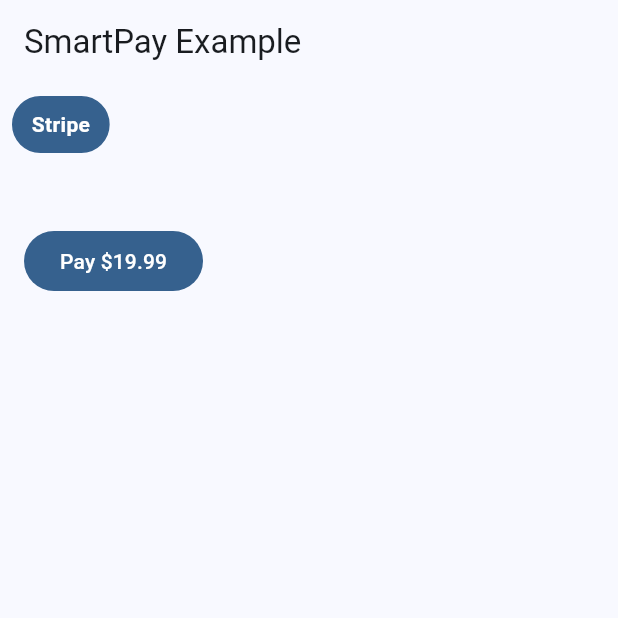
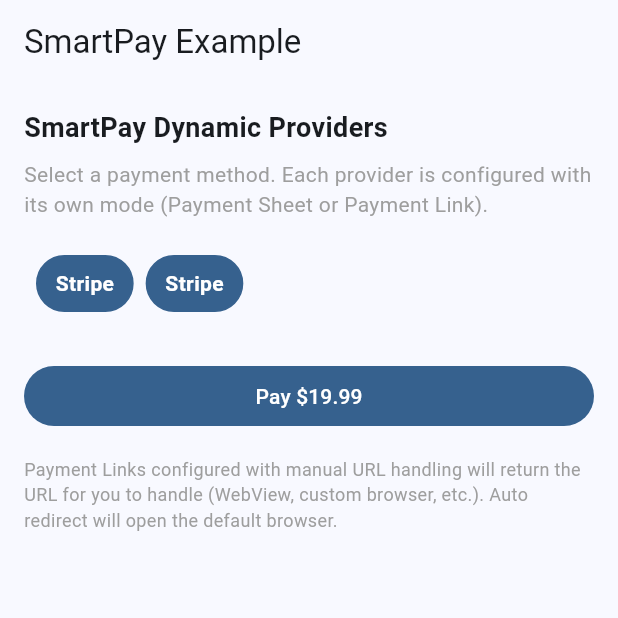
Before and after one commit to muhammadwaqasdev/smart_pay, a Flutter app: the screen it shows after launch, on a phone screen of 412 x 824 dp, the top half of it. Run offline on Flutter 3.47's test engine with Material 3 defaults, Android fonts, the phone set to English and light mode, and no system bars; our stand-ins replace flutter_dotenv; missing offline and left inert: flutter_stripe.

Commit message:
feat(stripe): add support for Payment List and Payment Sheet in StripeProvider
- Implemented Payment List support for StripeProvider
- Extended Payment Sheet functionality
- Improves flexibility for handling multiple payment flows

```diff
--- a/example/lib/main.dart
+++ b/example/lib/main.dart
@@ -1,13 +1,47 @@
+import 'dart:developer';
+
 import 'package:flutter/material.dart';
+import 'package:flutter_dotenv/flutter_dotenv.dart';
 import 'package:smart_pay/smart_pay.dart';
 
-void main() {
+Future<void> main() async {
   WidgetsFlutterBinding.ensureInitialized();
+
+  // Load environment variables
+  await dotenv.load(fileName: ".env");
+
+  // Get API keys from environment
+  final String publishableKey = dotenv.env['STRIPE_PUBLISHABLE_KEY'] ?? '';
+  final String secretKey = dotenv.env['STRIPE_SECRET_KEY'] ?? '';
+
+  if (publishableKey.isEmpty || secretKey.isEmpty) {
+    throw Exception(
+      'Please set STRIPE_PUBLISHABLE_KEY and STRIPE_SECRET_KEY in your .env file',
+    );
+  }
 
   SmartPay.configure(
     SmartPayConfig(
       providers: [
-        StripeProvider(publishableKey: 'pk_test_123', secretKey: 'sk_test_123'),
+        // Payment Sheet provider (in-app payment UI)
+        StripeProvider.paymentSheet(
+          publishableKey: publishableKey,
+          secretKey: secretKey, // Required for testing mode
+        ),
+
+        // Payment Link provider (external redirect)
+        StripeProvider.paymentLink(
+          publishableKey: publishableKey,
+          secretKey: secretKey, // Required for creating payment links
+          paymentLinkConfig: StripePaymentLinkConfig(
+            successUrl: 'https://example.com/success',
+            cancelUrl: 'https://example.com/cancel',
+            allowPromotionCodes: true,
+            urlHandlingMode:
+                UrlHandlingMode.manual, // Return URL for manual handling
+            metadata: {'source': 'mobile_app'},
+          ),
+        ),
       ],
     ),
   );
@@ -47,36 +81,135 @@ class _ExampleHomePageState extends State<ExampleHomePage> {
         flowMode: PaymentFlowMode.testing,
       ),
     );
+    log(result.toString());
+
+    // Handle manual URL result
+    if (result.success && result.paymentUrl != null) {
+      _showPaymentUrlDialog(result.paymentUrl!);
+    }
+
     setState(() => _lastResult = result.toString());
+  }
+
+  void _showPaymentUrlDialog(String paymentUrl) {
+    showDialog(
+      context: context,
+      builder: (context) => AlertDialog(
+        title: const Text('Payment URL Generated'),
+        content: Column(
+          mainAxisSize: MainAxisSize.min,
+          children: [
+            const Text('Payment URL has been generated for manual handling:'),
+            const SizedBox(height: 12),
+            SelectableText(
+              paymentUrl,
+              style: const TextStyle(
+                fontFamily: 'monospace',
+                fontSize: 12,
+                color: Colors.blue,
+              ),
+            ),
+          ],
+        ),
+        actions: [
+          TextButton(
+            onPressed: () => Navigator.of(context).pop(),
+            child: const Text('Close'),
+          ),
+          TextButton(
+            onPressed: () {
+              // Here you can implement your own URL handling logic
+              // For example, open in custom WebView, use custom browser, etc.
+              Navigator.of(context).pop();
+              ScaffoldMessenger.of(context).showSnackBar(
+                const SnackBar(
+                  content: Text('Implement your custom URL handling here!'),
+                ),
+              );
+            },
+            child: const Text('Handle Manually'),
+          ),
+        ],
+      ),
+    );
   }
 
   @override
   Widget build(BuildContext context) {
     return Scaffold(
       appBar: AppBar(title: const Text('SmartPay Example')),
-      body: Column(
+      body: SingleChildScrollView(
+        padding: const EdgeInsets.all(16.0),
+        child: Column(
           crossAxisAlignment: CrossAxisAlignment.start,
           children: [
+            const Text(
+              'SmartPay Dynamic Providers',
+              style: TextStyle(fontSize: 18, fontWeight: FontWeight.bold),
+            ),
+            const SizedBox(height: 8),
+            const Text(
+              'Select a payment method. Each provider is configured with its own mode (Payment Sheet or Payment Link).',
+              style: TextStyle(color: Colors.grey),
+            ),
+            const SizedBox(height: 16),
+
             SmartPayMethods(
               store: SmartPay.store,
               onMethodSelected: (provider) {
+                // Get the Stripe provider and show its mode
+                if (provider is StripeProvider) {
+                  final mode = provider.mode == StripeMode.paymentSheet
+                      ? 'Payment Sheet'
+                      : 'Payment Link';
+                  ScaffoldMessenger.of(context).showSnackBar(
+                    SnackBar(
+                      content: Text('Selected Stripe provider in $mode mode'),
+                      duration: const Duration(seconds: 2),
+                    ),
+                  );
+                }
                 debugPrint('Selected provider: ${provider.id}');
               },
             ),
+
             const SizedBox(height: 24),
-          Padding(
-            padding: const EdgeInsets.all(16.0),
+            SizedBox(
+              width: double.infinity,
               child: FilledButton(
                 onPressed: _pay,
                 child: const Text('Pay \$19.99'),
               ),
             ),
-          if (_lastResult != null)
-            Padding(
-              padding: const EdgeInsets.all(16.0),
-              child: Text('Last result: $_lastResult'),
+
+            const SizedBox(height: 16),
+            const Text(
+              'Payment Links configured with manual URL handling will return the URL for you to handle (WebView, custom browser, etc.). Auto redirect will open the default browser.',
+              style: TextStyle(fontSize: 12, color: Colors.grey),
+            ),
+
+            if (_lastResult != null) ...[
+              const SizedBox(height: 24),
+              const Text(
+                'Last Result:',
+                style: TextStyle(fontSize: 16, fontWeight: FontWeight.bold),
+              ),
+              const SizedBox(height: 8),
+              Container(
+                width: double.infinity,
+                padding: const EdgeInsets.all(12),
+                decoration: BoxDecoration(
+                  color: Colors.grey.shade100,
+                  borderRadius: BorderRadius.circular(8),
+                ),
+                child: Text(
+                  _lastResult!,
+                  style: const TextStyle(fontFamily: 'monospace', fontSize: 12),
+                ),
               ),
             ],
+          ],
+        ),
       ),
     );
   }
--- a/lib/src/models/pay_request.dart
+++ b/lib/src/models/pay_request.dart
@@ -21,6 +21,6 @@ class PayRequest {
     required this.currency,
     this.description,
     this.metadata,
-    this.flowMode = PaymentFlowMode.auto,
+    this.flowMode = PaymentFlowMode.testing,
   });
 }
--- a/lib/src/models/payment_flow_mode.dart
+++ b/lib/src/models/payment_flow_mode.dart
@@ -1,10 +1,7 @@
 enum PaymentFlowMode {
-  /// Choose backend if callbacks provided; otherwise attempt in-package if possible.
-  auto,
+  /// Testing mode - uses test keys and creates payment intents/links automatically
+  testing,
 
-  /// Force using backend-provided flow (e.g., your server creates intents/orders).
-  backend,
-
-  /// Force testing REST flow (only recommended for dev/sandbox).
-  testing,
+  /// Production mode - uses your backend callbacks for security
+  production,
 }
--- /dev/null
+++ b/lib/src/models/payment_link_config.dart
@@ -0,0 +1,58 @@
+import 'url_handling_mode.dart';
+
+class StripePaymentLinkConfig {
+  /// Custom success URL to redirect to after successful payment
+  final String? successUrl;
+
+  /// Custom cancel URL to redirect to if payment is cancelled
+  final String? cancelUrl;
+
+  /// Whether to allow promotion codes
+  final bool allowPromotionCodes;
+
+  /// Collect customer information
+  final PaymentLinkCustomerCollection? customerCreation;
+
+  /// Metadata to attach to the payment
+  final Map<String, String>? metadata;
+
+  /// How to handle the payment URL (auto redirect or return for manual handling)
+  final UrlHandlingMode urlHandlingMode;
+
+  const StripePaymentLinkConfig({
+    this.successUrl,
+    this.cancelUrl,
+    this.allowPromotionCodes = false,
+    this.customerCreation,
+    this.metadata,
+    this.urlHandlingMode = UrlHandlingMode.autoRedirect,
+  });
+}
+
+enum PaymentLinkCustomerCollection {
+  /// Always collect customer information
+  always,
+
+  /// Only collect if not already provided
+  ifRequired,
+}
+
+class PaymentLinkCustomField {
+  final String key;
+  final PaymentLinkCustomFieldType type;
+  final String label;
+  final bool optional;
+
+  const PaymentLinkCustomField({
+    required this.key,
+    required this.type,
+    required this.label,
+    this.optional = false,
+  });
+}
+
+enum PaymentLinkCustomFieldType {
+  dropdown,
+  numeric,
+  text,
+}
--- a/lib/src/models/payment_result.dart
+++ b/lib/src/models/payment_result.dart
@@ -5,12 +5,16 @@ class PaymentResult {
   final String? message;
   final Map<String, Object?>? raw;
 
+  /// The payment URL (only present for URL-based payments with manual handling)
+  final String? paymentUrl;
+
   const PaymentResult({
     required this.success,
     required this.providerId,
     this.transactionId,
     this.message,
     this.raw,
+    this.paymentUrl,
   });
 
   factory PaymentResult.success({
@@ -18,6 +22,7 @@ class PaymentResult {
     String? transactionId,
     String? message,
     Map<String, Object?>? raw,
+    String? paymentUrl,
   }) {
     return PaymentResult(
       success: true,
@@ -25,6 +30,7 @@ class PaymentResult {
       transactionId: transactionId,
       message: message,
       raw: raw,
+      paymentUrl: paymentUrl,
     );
   }
 
@@ -32,12 +38,14 @@ class PaymentResult {
     required String providerId,
     String? message,
     Map<String, Object?>? raw,
+    String? paymentUrl,
   }) {
     return PaymentResult(
       success: false,
       providerId: providerId,
       message: message,
       raw: raw,
+      paymentUrl: paymentUrl,
     );
   }
 
--- /dev/null
+++ b/lib/src/models/stripe_mode.dart
@@ -0,0 +1,8 @@
+/// Stripe-specific payment modes
+enum StripeMode {
+  /// Use Payment Sheet (in-app payment UI)
+  paymentSheet,
+
+  /// Use Payment Links (redirect to external Stripe-hosted page)
+  paymentLink,
+}
--- /dev/null
+++ b/lib/src/models/url_handling_mode.dart
@@ -0,0 +1,8 @@
+/// How to handle URLs in URL-based payment systems
+enum UrlHandlingMode {
+  /// Automatically redirect to external browser (default)
+  autoRedirect,
+
+  /// Return the URL to developer for manual handling
+  manual,
+}
--- a/lib/src/providers/stripe_provider.dart
+++ b/lib/src/providers/stripe_provider.dart
@@ -2,10 +2,14 @@ import 'dart:convert';
 
 import 'package:flutter_stripe/flutter_stripe.dart' as fs;
 import 'package:http/http.dart' as http;
+import 'package:url_launcher/url_launcher.dart';
 
 import '../models/pay_request.dart';
 import '../models/payment_flow_mode.dart';
+import '../models/payment_link_config.dart';
 import '../models/payment_result.dart';
+import '../models/stripe_mode.dart';
+import '../models/url_handling_mode.dart';
 import 'payment_provider_plugin.dart';
 
 typedef CreateStripePaymentSheet = Future<StripePaymentSheetConfig> Function(
@@ -36,15 +40,42 @@ class StripePaymentSheetConfig {
 class StripeProvider extends PaymentProviderPlugin {
   final String publishableKey;
   final CreateStripePaymentSheet? createPaymentSheet;
-  final String? secretKey; // If provided, package will create PaymentIntent
+  final String? secretKey; // Required for testing mode and payment links
   final Uri apiBase; // Default Stripe API base
+  final StripeMode mode; // Payment Sheet or Payment Link
+  final StripePaymentLinkConfig?
+      paymentLinkConfig; // Optional config for payment links
 
   StripeProvider({
     required this.publishableKey,
     this.createPaymentSheet,
     this.secretKey,
+    required this.mode,
+    this.paymentLinkConfig,
     Uri? apiBase,
   }) : apiBase = apiBase ?? Uri.parse('https://api.stripe.com');
+
+  /// Create a StripeProvider for Payment Sheet mode
+  StripeProvider.paymentSheet({
+    required this.publishableKey,
+    this.createPaymentSheet,
+    this.secretKey,
+    Uri? apiBase,
+  })  : mode = StripeMode.paymentSheet,
+        paymentLinkConfig = null,
+        apiBase = apiBase ?? Uri.parse('https://api.stripe.com');
+
+  /// Create a StripeProvider for Payment Link mode
+  StripeProvider.paymentLink({
+    required this.publishableKey,
+    this.secretKey,
+    StripePaymentLinkConfig? paymentLinkConfig,
+    Uri? apiBase,
+  })  : mode = StripeMode.paymentLink,
+        createPaymentSheet = null,
+        paymentLinkConfig =
+            paymentLinkConfig ?? const StripePaymentLinkConfig(),
+        apiBase = apiBase ?? Uri.parse('https://api.stripe.com');
 
   @override
   String get id => 'stripe';
@@ -64,6 +95,27 @@ class StripeProvider extends PaymentProviderPlugin {
   Future<PaymentResult> pay(PayRequest request) async {
     try {
       _ensureInitialized();
+
+      // Route to appropriate handler based on provider mode
+      switch (mode) {
+        case StripeMode.paymentSheet:
+          return await _handlePaymentSheet(request);
+        case StripeMode.paymentLink:
+          return await _handlePaymentLink(request);
+      }
+    } on fs.StripeException catch (e) {
+      return PaymentResult.failure(
+        providerId: id,
+        message: e.error.localizedMessage ?? 'Stripe error',
+      );
+    } catch (e) {
+      return PaymentResult.failure(
+          providerId: id, message: 'Stripe failure: $e');
+    }
+  }
+
+  /// Handle Payment Sheet flow
+  Future<PaymentResult> _handlePaymentSheet(PayRequest request) async {
     final cfg = await _resolveConfig(request);
 
     await fs.Stripe.instance.initPaymentSheet(
@@ -93,31 +145,163 @@ class StripeProvider extends PaymentProviderPlugin {
       transactionId: 'stripe_payment_sheet',
       message: 'PaymentSheet completed',
     );
-    } on fs.StripeException catch (e) {
+  }
+
+  /// Handle Payment Link flow
+  Future<PaymentResult> _handlePaymentLink(PayRequest request) async {
+    try {
+      // Create payment link dynamically based on the request
+      final String paymentLinkUrl = await _createPaymentLink(request);
+      final config = paymentLinkConfig ?? const StripePaymentLinkConfig();
+
+      // Handle URL based on configuration
+      switch (config.urlHandlingMode) {
+        case UrlHandlingMode.autoRedirect:
+          // Auto redirect to external browser
+          final Uri uri = Uri.parse(paymentLinkUrl);
+          final bool launched = await launchUrl(
+            uri,
+            mode: LaunchMode.externalApplication,
+          );
+
+          if (!launched) {
             return PaymentResult.failure(
               providerId: id,
-        message: e.error.localizedMessage ?? 'Stripe error',
+              message: 'Could not launch Payment Link URL',
+              paymentUrl: paymentLinkUrl,
             );
+          }
+
+          return PaymentResult.success(
+            providerId: id,
+            transactionId: 'stripe_payment_link_opened',
+            message: 'Payment Link opened successfully',
+          );
+
+        case UrlHandlingMode.manual:
+          // Return URL for manual handling by developer
+          return PaymentResult.success(
+            providerId: id,
+            transactionId: 'stripe_payment_link_created',
+            message: 'Payment Link created successfully',
+            paymentUrl: paymentLinkUrl,
+          );
+      }
     } catch (e) {
       return PaymentResult.failure(
-          providerId: id, message: 'Stripe failure: $e');
+        providerId: id,
+        message: 'Failed to create Payment Link: $e',
+      );
     }
+  }
+
+  /// Create a Payment Link dynamically based on the PayRequest
+  Future<String> _createPaymentLink(PayRequest request) async {
+    if (secretKey == null) {
+      throw StateError(
+          'Stripe secretKey is required to create Payment Links in testing mode');
+    }
+
+    // Create a price/product dynamically
+    final int amount = request.amountMinorUnits;
+    final String currency = request.currency.toLowerCase();
+    final String description = request.description ?? 'Payment';
+
+    // Step 1: Create a Price
+    final Uri priceUrl = apiBase.replace(path: '/v1/prices');
+    final priceResponse = await http.post(
+      priceUrl,
+      headers: {
+        'Authorization': 'Bearer $secretKey',
+        'Content-Type': 'application/x-www-form-urlencoded',
+      },
+      body: {
+        'unit_amount': amount.toString(),
+        'currency': currency,
+        'product_data[name]': description,
+      },
+    );
+
+    if (priceResponse.statusCode < 200 || priceResponse.statusCode >= 300) {
+      throw StateError(
+          'Failed to create Stripe Price: ${priceResponse.statusCode} ${priceResponse.body}');
+    }
+
+    final Map<String, dynamic> priceJson =
+        jsonDecode(priceResponse.body) as Map<String, dynamic>;
+    final String priceId = priceJson['id'] as String;
+
+    // Step 2: Create Payment Link
+    final Uri paymentLinkUrl = apiBase.replace(path: '/v1/payment_links');
+    final Map<String, String> paymentLinkData = {
+      'line_items[0][price]': priceId,
+      'line_items[0][quantity]': '1',
+    };
+
+    final config = paymentLinkConfig ?? const StripePaymentLinkConfig();
+
+    // Add optional configuration
+    if (config.successUrl != null) {
+      paymentLinkData['after_completion[type]'] = 'redirect';
+      paymentLinkData['after_completion[redirect][url]'] = config.successUrl!;
+    }
+
+    if (config.allowPromotionCodes) {
+      paymentLinkData['allow_promotion_codes'] = 'true';
+    }
+
+    if (config.customerCreation != null) {
+      paymentLinkData['customer_creation'] =
+          config.customerCreation == PaymentLinkCustomerCollection.always
+              ? 'always'
+              : 'if_required';
+    }
+
+    // Add metadata
+    if (config.metadata != null) {
+      for (final entry in config.metadata!.entries) {
+        paymentLinkData['metadata[${entry.key}]'] = entry.value;
+      }
+    }
+
+    // Add request metadata
+    if (request.metadata != null) {
+      for (final entry in request.metadata!.entries) {
+        paymentLinkData['metadata[${entry.key}]'] = entry.value.toString();
+      }
+    }
+
+    final paymentLinkResponse = await http.post(
+      paymentLinkUrl,
+      headers: {
+        'Authorization': 'Bearer $secretKey',
+        'Content-Type': 'application/x-www-form-urlencoded',
+      },
+      body: paymentLinkData,
+    );
+
+    if (paymentLinkResponse.statusCode < 200 ||
+        paymentLinkResponse.statusCode >= 300) {
+      throw StateError(
+          'Failed to create Payment Link: ${paymentLinkResponse.statusCode} ${paymentLinkResponse.body}');
+    }
+
+    final Map<String, dynamic> paymentLinkJson =
+        jsonDecode(paymentLinkResponse.body) as Map<String, dynamic>;
+    final String paymentLinkUrlResult = paymentLinkJson['url'] as String;
+
+    return paymentLinkUrlResult;
   }
 
   Future<StripePaymentSheetConfig> _resolveConfig(PayRequest request) async {
     switch (request.flowMode) {
-      case PaymentFlowMode.backend:
+      case PaymentFlowMode.production:
         if (createPaymentSheet == null) {
           throw StateError(
-              'Stripe createPaymentSheet callback not provided for backend mode');
+              'Stripe createPaymentSheet callback is required for production mode');
         }
         return createPaymentSheet!(request);
       case PaymentFlowMode.testing:
-        return _createPaymentSheetViaApi(request);
-      case PaymentFlowMode.auto:
-        if (createPaymentSheet != null) {
-          return createPaymentSheet!(request);
-        }
         return _createPaymentSheetViaApi(request);
     }
   }
--- a/lib/src/smart_pay.dart
+++ b/lib/src/smart_pay.dart
@@ -6,7 +6,10 @@ import 'store/smart_pay_store.dart';
 export 'config/smart_pay_config.dart';
 export 'models/pay_request.dart';
 export 'models/payment_flow_mode.dart';
+export 'models/payment_link_config.dart';
 export 'models/payment_result.dart';
+export 'models/stripe_mode.dart';
+export 'models/url_handling_mode.dart';
 export 'providers/payment_provider_plugin.dart';
 export 'providers/stripe_provider.dart';
 export 'widgets/smart_pay_methods.dart';
```
Also changed, not shown: example/pubspec.yaml (+4 -4 lines), pubspec.yaml (+18 -5 lines), example/pubspec.lock, 14 other files. Lines whose indentation alone changed are shown as unchanged.
